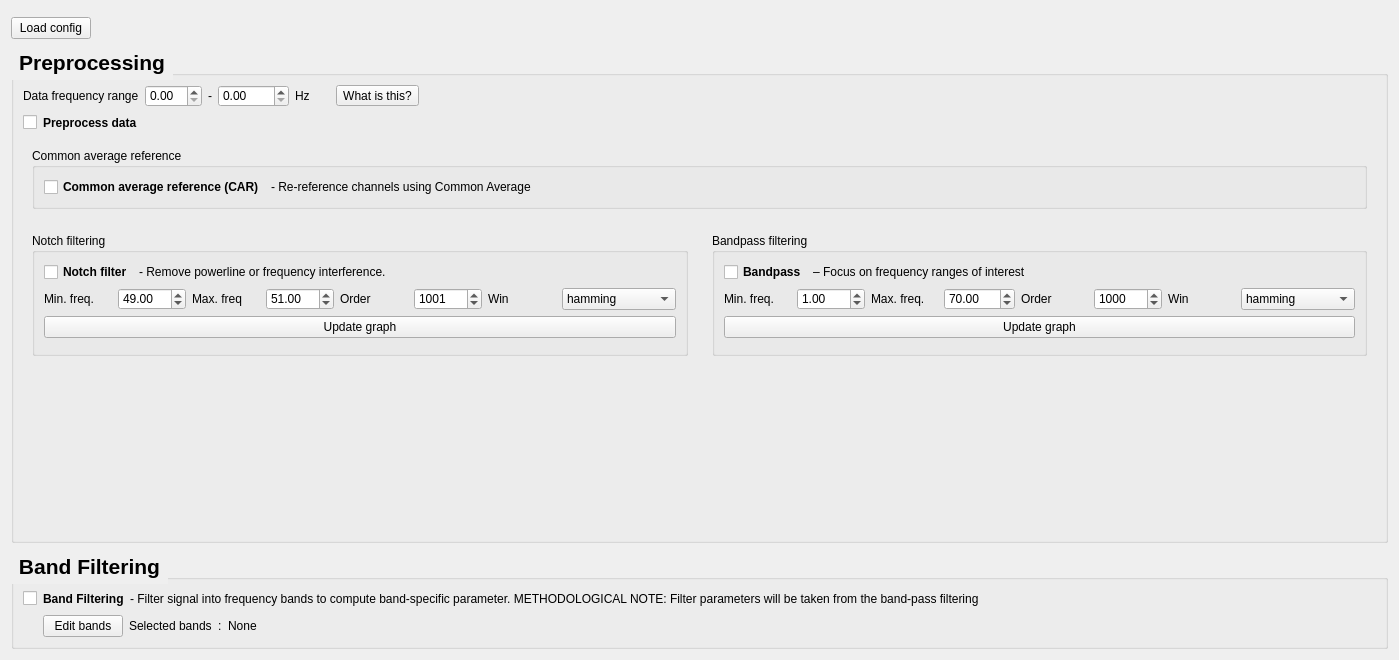
Before: the Qt Designer form eeg_features/preprocessing/view.ui in medusabci/medusa-analyzer, drawn with Qt 5.
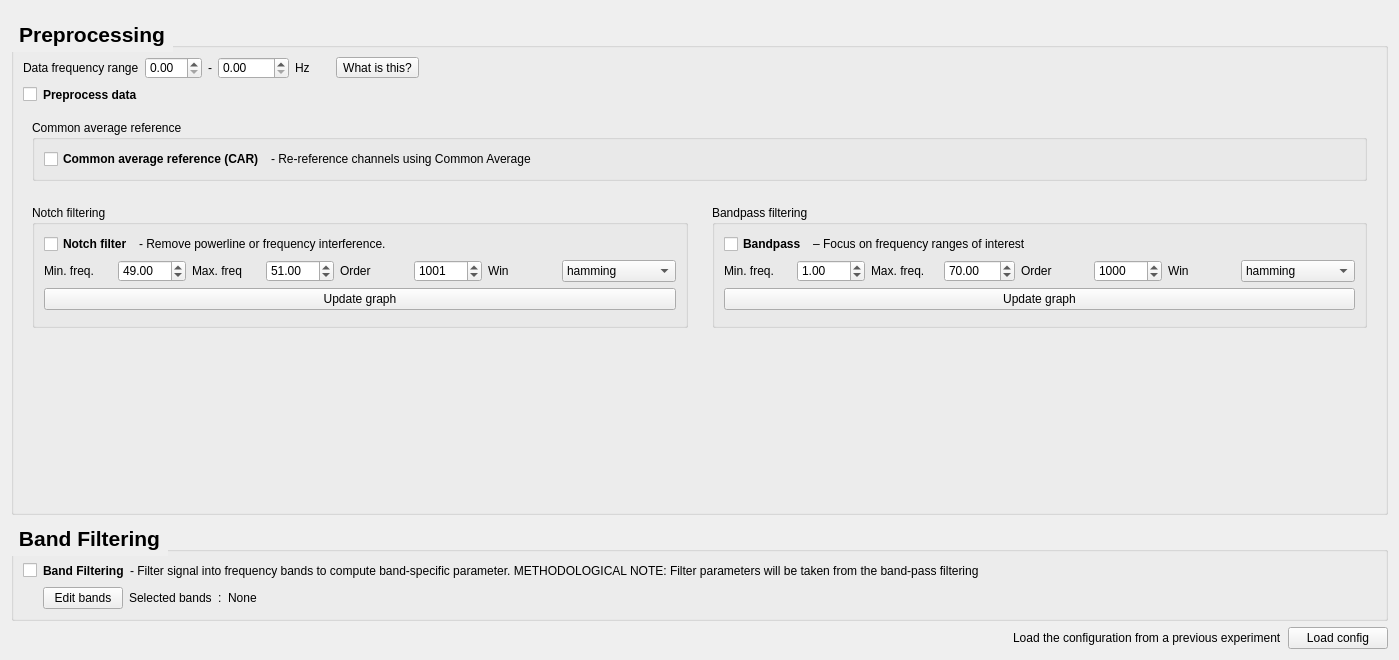
After: the same form once the commit is applied.

Commit message: Add configuration loading functionality and refactor related components

Patch:
```diff
--- a/eeg_features/preprocessing/view.ui
+++ b/eeg_features/preprocessing/view.ui
@@ -35,19 +35,6 @@
      </property>
     </widget>
    </item>
-   <item>
-    <widget class="QPushButton" name="loadButton">
-     <property name="maximumSize">
-      <size>
-       <width>80</width>
-       <height>16777215</height>
-      </size>
-     </property>
-     <property name="text">
-      <string>Load config</string>
-     </property>
-    </widget>
-   </item>
    <item>
     <widget class="QGroupBox" name="Datapreprocessing">
      <property name="font">
@@ -947,6 +934,49 @@
      </layout>
     </widget>
    </item>
+   <item>
+    <layout class="QHBoxLayout" name="horizontalLayout">
+     <item>
+      <spacer name="horizontalSpacer_6">
+       <property name="orientation">
+        <enum>Qt::Horizontal</enum>
+       </property>
+       <property name="sizeHint" stdset="0">
+        <size>
+         <width>40</width>
+         <height>20</height>
+        </size>
+       </property>
+      </spacer>
+     </item>
+     <item>
+      <widget class="QLabel" name="label_2">
+       <property name="text">
+        <string>Load the configuration from a previous experiment</string>
+       </property>
+      </widget>
+     </item>
+     <item>
+      <widget class="QPushButton" name="loadButton">
+       <property name="minimumSize">
+        <size>
+         <width>100</width>
+         <height>0</height>
+        </size>
+       </property>
+       <property name="maximumSize">
+        <size>
+         <width>100</width>
+         <height>16777215</height>
+        </size>
+       </property>
+       <property name="text">
+        <string>Load config</string>
+       </property>
+      </widget>
+     </item>
+    </layout>
+   </item>
   </layout>
  </widget>
  <resources/>
```
The commit also changes 9 other files.
